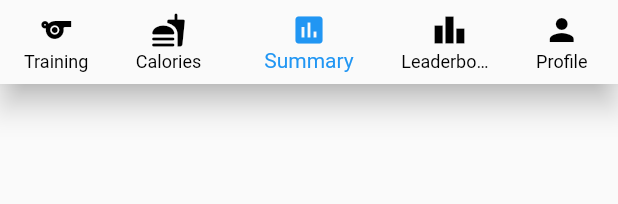
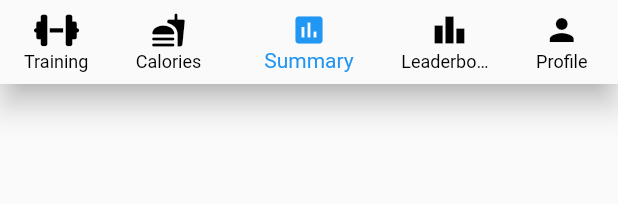
Before and after one commit to ChunKaiC/mystats, a Flutter app: the Navbar widget shown alone on an empty page, opened directly, on a phone screen of 412 x 824 dp. Shown: the top 204 px of the screen. Run offline on Flutter 3.47's test engine with Material 2 defaults, Android fonts, the phone set to English and light mode, and no system bars; our stand-ins replace firebase_core, font_awesome_flutter, google_fonts; accounts and stored records are empty.

Commit message:
changed training icon

```diff
--- a/lib/components/navbar.dart
+++ b/lib/components/navbar.dart
@@ -1,6 +1,7 @@
 import 'package:flutter/material.dart';
 import 'package:google_fonts/google_fonts.dart';
 import 'package:provider/provider.dart';
+import 'package:font_awesome_flutter/font_awesome_flutter.dart';
 
 class Navbar extends StatefulWidget {
   const Navbar({super.key});
@@ -25,7 +26,7 @@ class _NavbarState extends State<Navbar> {
       unselectedLabelStyle: GoogleFonts.roboto(color: Colors.black),
       items: const <BottomNavigationBarItem>[
         BottomNavigationBarItem(
-          icon: Icon(Icons.sports),
+          icon: FaIcon(FontAwesomeIcons.dumbbell),
           label: 'Training',
         ),
         BottomNavigationBarItem(
```
